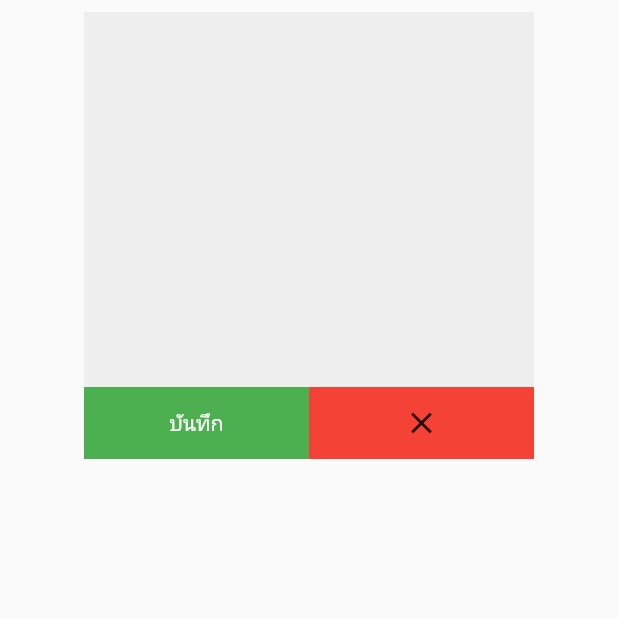
After one commit to Mal2iOnettE/demo_location, a Flutter app: the screen it shows after launch, after a tap on "DEMO Signature", on a phone screen of 412 x 824 dp, the top half of it. The commit adds this screen. Run offline on Flutter 3.47's test engine with Material 2 defaults, Android fonts, the light colour scheme and no system bars; drawn by our look-alikes of signature; our stand-ins replace google_maps_flutter, image_picker, location, timelines.

Commit message:
demo signature

```diff
--- /dev/null
+++ b/lib/Demo_Signature/demo_signature.dart
@@ -0,0 +1,113 @@
+import 'dart:typed_data';
+
+import 'package:flutter/material.dart';
+import 'package:signature/signature.dart';
+
+class DemoSignature extends StatefulWidget {
+  const DemoSignature({Key? key}) : super(key: key);
+
+  @override
+  _DemoSignatureState createState() => _DemoSignatureState();
+}
+
+class _DemoSignatureState extends State<DemoSignature> {
+  final SignatureController _signatureController = SignatureController(
+    penStrokeWidth: 1,
+    penColor: Colors.red,
+    exportBackgroundColor: Colors.blue,
+    onDrawStart: () => print('onDrawStart called!'),
+    onDrawEnd: () => print('onDrawEnd called!'),
+  );
+
+  @override
+  void initState() {
+    super.initState();
+    _signatureController.addListener(() => print('Value changed'));
+  }
+
+  late Uint8List? data;
+  @override
+  Widget build(BuildContext context) {
+    return Scaffold(
+      body: Padding(
+        padding: const EdgeInsets.all(8.0),
+        child: ListView(
+          children: <Widget>[
+            //SIGNATURE CANVAS
+            Signature(
+              controller: _signatureController,
+              height: 250,
+              width: 300.0,
+              backgroundColor: Colors.grey.shade200,
+            ),
+            //OK AND CLEAR BUTTONS
+            Container(
+              width: 300.0,
+              //decoration: const BoxDecoration(color: Colors.green),
+              child: Row(
+                mainAxisAlignment: MainAxisAlignment.center,
+                mainAxisSize: MainAxisSize.max,
+                children: <Widget>[
+                  //SHOW EXPORTED IMAGE IN NEW ROUTE
+                  Container(
+                    width: 150.0,
+                    color: Colors.green,
+                    child: TextButton(
+                      //icon: const Icon(Icons.check),
+                      //color: Colors.blue,
+                      child: Text(
+                        'บันทึก',
+                        style: TextStyle(color: Colors.white),
+                      ),
+
+                      onPressed: () async {
+                        if (_signatureController.isNotEmpty) {
+                          data = await _signatureController.toPngBytes();
+                          if (data != null) {
+                            await Navigator.of(context).push(
+                              MaterialPageRoute<void>(
+                                builder: (BuildContext context) {
+                                  return Scaffold(
+                                    appBar: AppBar(),
+                                    body: Center(
+                                      child: Container(
+                                        color: Colors.grey[300],
+                                        child: Image.memory(data!),
+                                      ),
+                                    ),
+                                  );
+                                },
+                              ),
+                            );
+                          }
+                        }
+                      },
+                    ),
+                  ),
+                  //CLEAR CANVAS
+                  Container(
+                    width: 150.0,
+                    color: Colors.red,
+                    child: IconButton(
+                      icon: const Icon(Icons.clear),
+                      //color: Colors.blue,
+                      onPressed: () {
+                        setState(() => _signatureController.clear());
+                      },
+                    ),
+                  ),
+                ],
+              ),
+            ),
+            Container(
+              height: 300,
+              child: const Center(
+                  // child: Image.memory(data),
+                  ),
+            ),
+          ],
+        ),
+      ),
+    );
+  }
+}
--- a/lib/my_home_page.dart
+++ b/lib/my_home_page.dart
@@ -1,3 +1,4 @@
+import 'package:demo_locations/Demo_Signature/demo_signature.dart';
 import 'package:demo_locations/Demo_WorkProgress/demo_work_progress.dart';
 import 'package:demo_locations/demo_timeline.dart';
 import 'package:demo_locations/take_picture.dart';
@@ -74,6 +75,21 @@ class _MyHomePageState extends State<MyHomePage> {
                 ),
               ),
             ),
+            SizedBox(
+              height: 30.0,
+            ),
+            ElevatedButton(
+              onPressed: () {
+                Navigator.of(context).push(
+                    MaterialPageRoute(builder: (_) => DemoSignature()));
+              },
+              child: Container(
+                margin: EdgeInsets.all(30.0),
+                child: Text(
+                  'DEMO Signature',
+                ),
+              ),
+            ),
           ],
         ),
       ),
```
Also changed, not shown: pubspec.yaml (+6 -1 lines), pubspec.lock.
